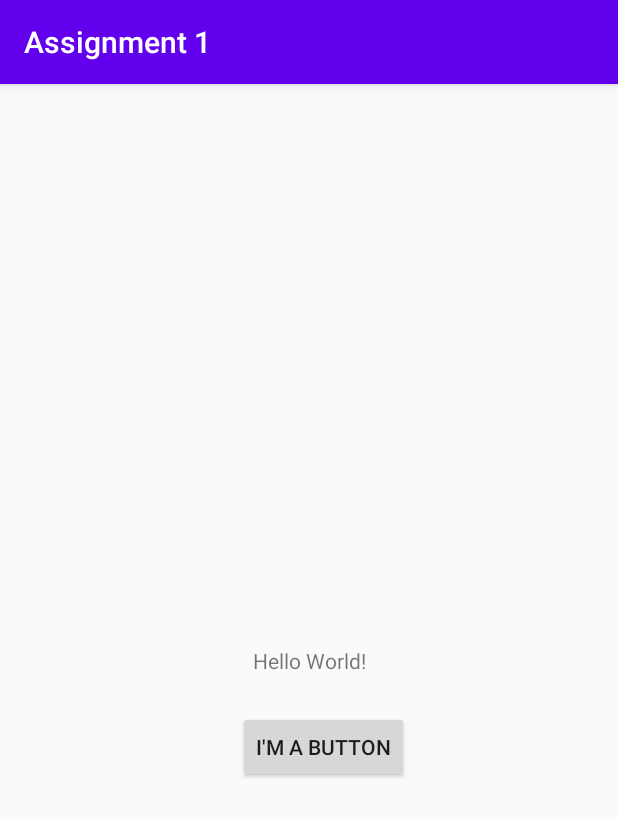
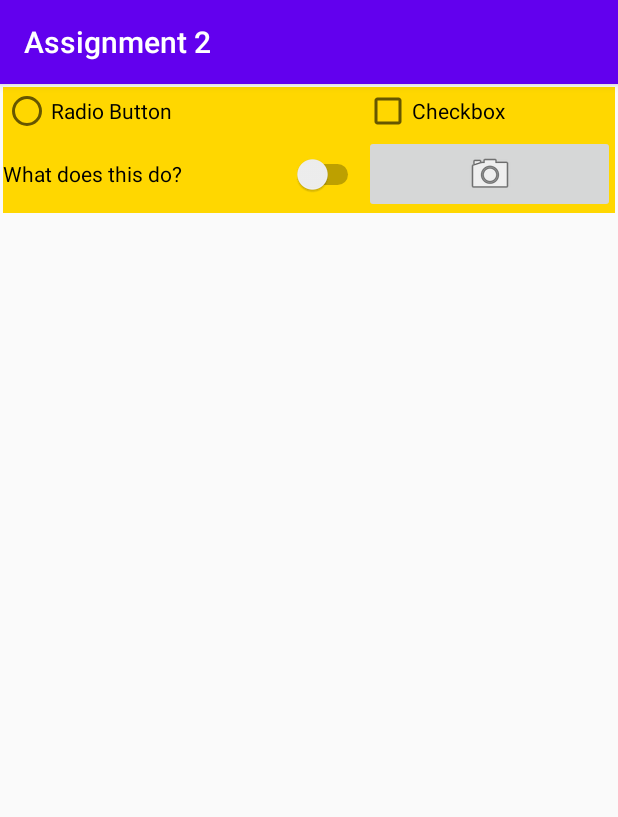
Before and after one commit to ChristineAu-Yeung/AndroidAssignments, an Android app: the screen it shows after launch (MainActivity before the commit, ListItemsActivity after it), on a phone screen of 412 x 824 dp. Shown: the top 817 px of the screen. Run offline under Robolectric (Android 15) with nearby library versions, the phone set to English and light mode, and no system bars.

Commit message:
Created LoginActivity and ListItemsActivity Changed the starting Activity Updated french strings.xml

```diff
--- /dev/null
+++ b/app/src/main/java/com/example/androidassignments/ListItemsActivity.java
@@ -0,0 +1,14 @@
+package com.example.androidassignments;
+
+import androidx.appcompat.app.AppCompatActivity;
+
+import android.os.Bundle;
+
+public class ListItemsActivity extends AppCompatActivity {
+
+    @Override
+    protected void onCreate(Bundle savedInstanceState) {
+        super.onCreate(savedInstanceState);
+        setContentView(R.layout.activity_list_items);
+    }
+}
--- /dev/null
+++ b/app/src/main/res/layout/activity_list_items.xml
@@ -0,0 +1,53 @@
+<?xml version="1.0" encoding="utf-8"?>
+<GridLayout  xmlns:android="http://schemas.android.com/apk/res/android"
+    xmlns:app="http://schemas.android.com/apk/res-auto"
+    xmlns:tools="http://schemas.android.com/tools"
+    android:layout_width="match_parent"
+    android:layout_height="wrap_content"
+    android:layout_margin="2dp"
+    tools:context=".ListItemsActivity"
+    android:background="@color/gold"
+    android:rowCount="2"
+    android:columnCount="2">
+
+    <CheckBox
+        android:id="@+id/checkBox"
+        android:layout_width="wrap_content"
+        android:layout_height="wrap_content"
+        android:layout_row="0"
+        android:layout_column="1"
+        android:text="@string/checkbox"
+        android:layout_columnWeight="1"
+        android:layout_gravity="fill"/>
+
+    <Switch
+        android:id="@+id/switch1"
+        android:layout_width="wrap_content"
+        android:layout_height="49dp"
+        android:layout_row="1"
+        android:layout_column="0"
+        android:text="@string/Switch"
+        android:layout_columnWeight="1"
+        android:layout_gravity="fill"/>
+
+    <ImageButton
+        android:id="@+id/imageButton"
+        android:layout_width="92dp"
+        android:layout_height="wrap_content"
+        android:layout_row="1"
+        android:layout_column="1"
+        app:srcCompat="@android:drawable/ic_menu_camera"
+        android:layout_columnWeight="1"
+        android:layout_gravity="fill"/>
+
+    <RadioButton
+        android:id="@+id/radioButton"
+        android:layout_width="wrap_content"
+        android:layout_height="wrap_content"
+        android:layout_row="0"
+        android:layout_column="0"
+        android:text="@string/radioButton"
+        android:layout_columnWeight="1"
+        android:layout_gravity="fill"/>
+
+</GridLayout>
--- a/app/src/main/res/values/colors.xml
+++ b/app/src/main/res/values/colors.xml
@@ -3,4 +3,5 @@
     <color name="colorPrimary">#6200EE</color>
     <color name="colorPrimaryDark">#3700B3</color>
     <color name="colorAccent">#03DAC5</color>
+    <color name="gold">#FFD700</color>
 </resources>
--- a/app/src/main/res/values/strings.xml
+++ b/app/src/main/res/values/strings.xml
@@ -1,5 +1,11 @@
 <resources>
-    <string name="app_name">Assignment 1</string>
+    <string name="app_name">Assignment 2</string>
     <string name="hello_message">Hello World!</string>
     <string name="ButtonText">I\'m a button</string>
+    <string name="hint">login name</string>
+    <string name="login">Login</string>
+    <string name="password">Password</string>
+    <string name="Switch">What does this do?</string>
+    <string name="checkbox">Checkbox</string>
+    <string name="radioButton">Radio Button</string>
 </resources>
```
Also changed, not shown: app/src/main/AndroidManifest.xml (+5 -2 lines), app/src/main/java/com/example/androidassignments/LoginActivity.java (added, +14 -0 lines), app/src/main/res/layout/activity_login.xml (added, +33 -0 lines), 1 other file.
